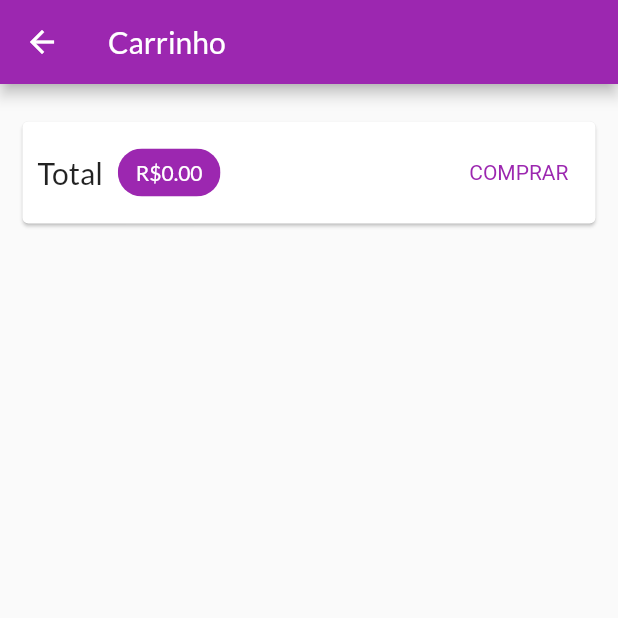
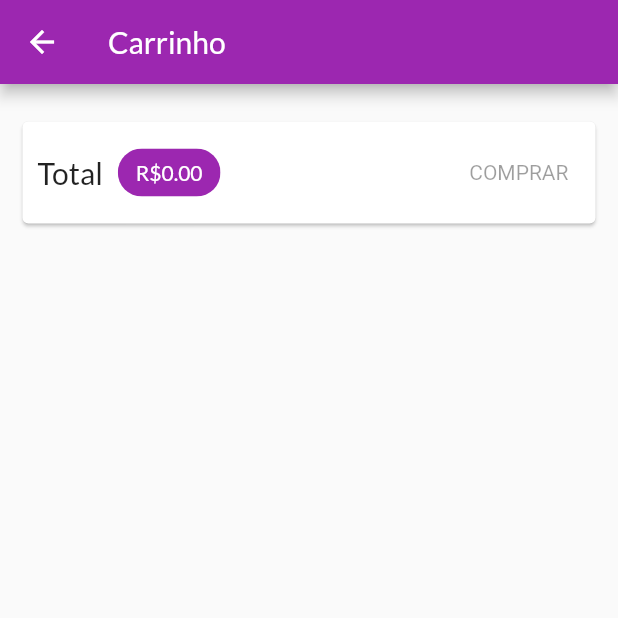
Before and after one commit to tiagosmweb/shop, a Flutter app: the CartPage screen opened by its route, on a phone screen of 412 x 824 dp, the top half of it. Run offline on Flutter 3.47's test engine with Material 2 defaults, Android fonts, the phone set to English and light mode, and no system bars; network calls fail.

Commit message:
update botton comprar

```diff
--- a/lib/pages/cart.dart
+++ b/lib/pages/cart.dart
@@ -49,20 +49,7 @@ class CartPage extends StatelessWidget {
                     ),
                   ),
                   const Spacer(),
-                  TextButton(
-                    onPressed: () {
-                      Provider.of<OrderList>(
-                        context,
-                        listen: false,
-                      ).addOrder(cart);
-                      cart.clear();
-                    },
-                    // ignore: sort_child_properties_last
-                    child: const Text('COMPRAR'),
-                    style: TextButton.styleFrom(
-                        textStyle: TextStyle(
-                            color: Theme.of(context).colorScheme.primary)),
-                  )
+                  CartButton(cart: cart)
                 ],
               ),
             ),
@@ -80,3 +67,42 @@ class CartPage extends StatelessWidget {
     );
   }
 }
+
+class CartButton extends StatefulWidget {
+  const CartButton({
+    Key? key,
+    required this.cart,
+  }) : super(key: key);
+
+  final Cart cart;
+
+  @override
+  State<CartButton> createState() => _CartButtonState();
+}
+
+class _CartButtonState extends State<CartButton> {
+  bool _isLoading = false;
+  @override
+  Widget build(BuildContext context) {
+    return _isLoading
+        ? const CircularProgressIndicator()
+        : TextButton(
+            // ignore: sort_child_properties_last
+            child: const Text('COMPRAR'),
+            style: TextButton.styleFrom(
+                textStyle:
+                    TextStyle(color: Theme.of(context).colorScheme.primary)),
+            onPressed: widget.cart.intemsCount == 0
+                ? null
+                : () async {
+                    setState(() => _isLoading = true);
+                    await Provider.of<OrderList>(
+                      context,
+                      listen: false,
+                    ).addOrder(widget.cart);
+                    widget.cart.clear();
+                    setState(() => _isLoading = false);
+                  },
+          );
+  }
+}
```
